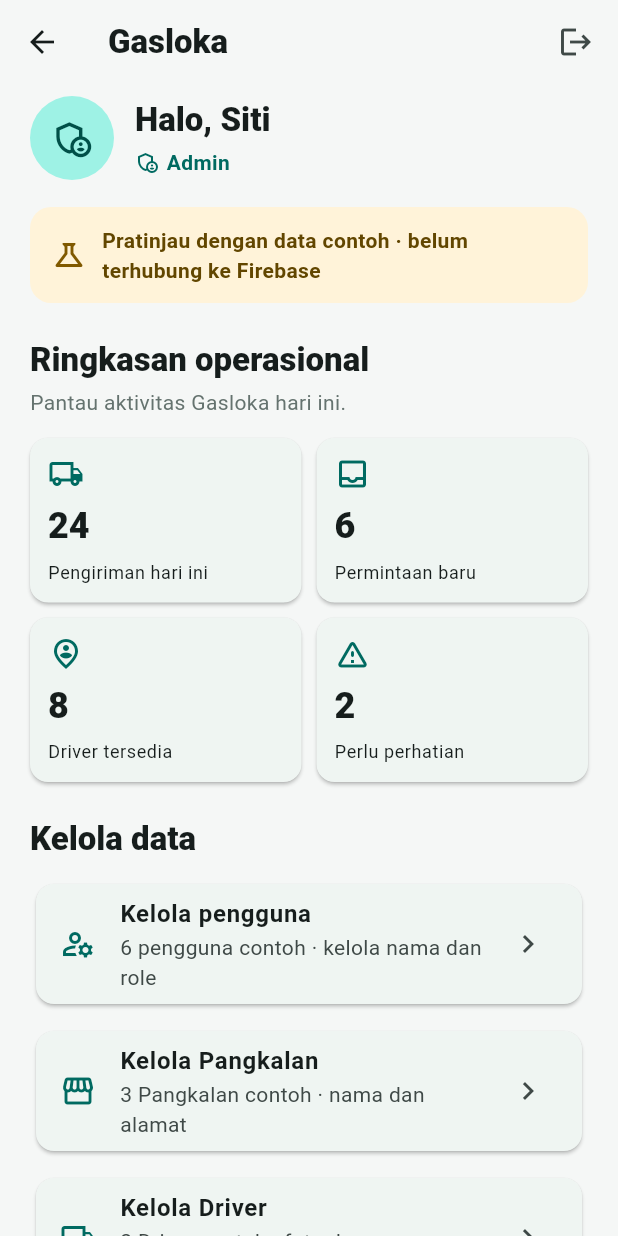
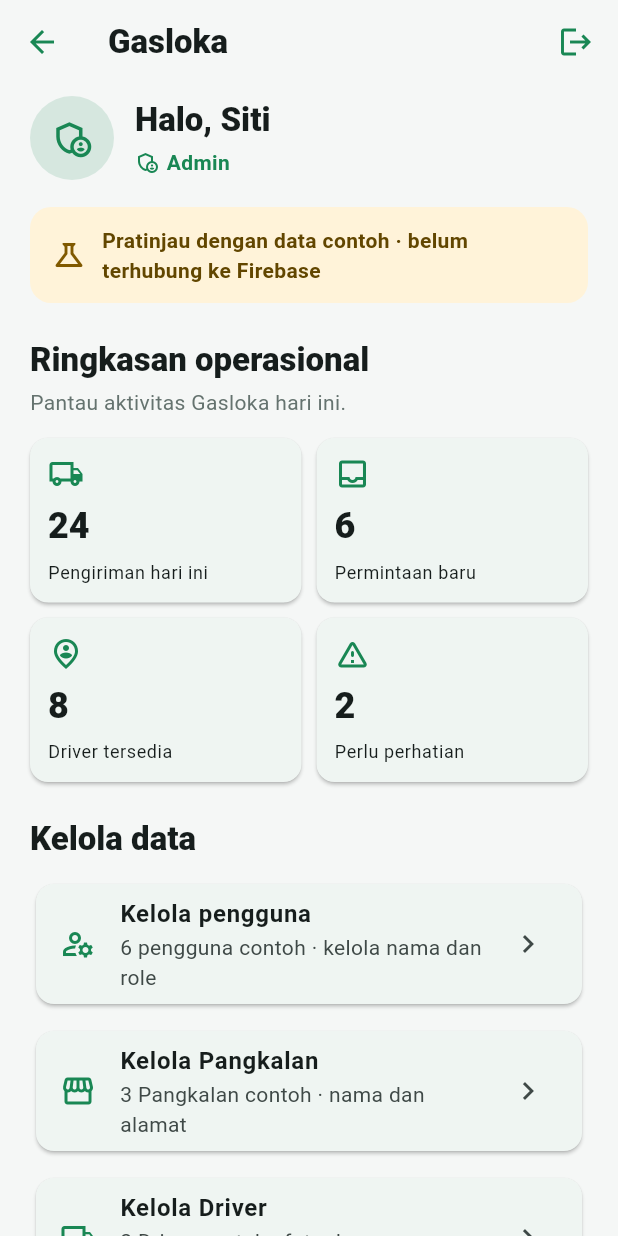
Before and after one commit to ryandevhouse/gasloka, a Flutter app: the DashboardScreen screen opened directly with sample values from the repository, on a phone screen of 412 x 824 dp. Run offline on Flutter 3.47's test engine with Material 3 defaults, Android fonts, the phone set to English and light mode, and no system bars; our stand-ins replace material_ui; accounts and stored records are empty.

Commit message:
Add role colors and dashboard entrance animations
Co-authored-by: Copilot <223556219+Copilot@users.noreply.github.com>

```diff
--- a/app/lib/models/app_user.dart
+++ b/app/lib/models/app_user.dart
@@ -9,6 +9,14 @@ extension UserRolePresentation on UserRole {
     UserRole.agen => 'Agen',
     UserRole.driver => 'Driver',
     UserRole.pangkalan => 'Pangkalan',
+  };
+
+  Color get accentColor => switch (this) {
+    UserRole.admin => const Color(0xFF198754),
+    UserRole.pengawas => const Color(0xFFA16207),
+    UserRole.agen => const Color(0xFF2563EB),
+    UserRole.driver => const Color(0xFF7E3AF2),
+    UserRole.pangkalan => const Color(0xFFC2410C),
   };
 
   IconData get icon => switch (this) {
--- a/app/lib/screens/dashboard_screen.dart
+++ b/app/lib/screens/dashboard_screen.dart
@@ -1,3 +1,5 @@
+import 'dart:async';
+
 import 'package:material_ui/material_ui.dart';
 
 import '../data/demo_data.dart';
@@ -24,7 +26,24 @@ class DashboardScreen extends StatelessWidget {
 
   @override
   Widget build(BuildContext context) {
-    return Scaffold(
+    final theme = Theme.of(context);
+    final accentColor = user.role.accentColor;
+    final colorScheme = theme.colorScheme.copyWith(
+      primary: accentColor,
+      onPrimary: Colors.white,
+      primaryContainer: accentColor.withValues(alpha: 0.14),
+      onPrimaryContainer: accentColor,
+    );
+
+    return Theme(
+      data: theme.copyWith(
+        colorScheme: colorScheme,
+        iconTheme: theme.iconTheme.copyWith(color: accentColor),
+        appBarTheme: theme.appBarTheme.copyWith(
+          iconTheme: IconThemeData(color: accentColor),
+        ),
+      ),
+      child: Scaffold(
         appBar: AppBar(
           title: const Text(
             'Gasloka',
@@ -42,9 +61,15 @@ class DashboardScreen extends StatelessWidget {
         body: ListView(
           padding: const EdgeInsets.fromLTRB(20, 8, 20, 32),
           children: [
-          _UserWelcome(user: user),
+            _DashboardEntrance(
+              delay: Duration.zero,
+              child: _UserWelcome(user: user),
+            ),
             const SizedBox(height: 18),
-          const _DemoBanner(),
+            _DashboardEntrance(
+              delay: const Duration(milliseconds: 80),
+              child: const _DemoBanner(),
+            ),
             const SizedBox(height: 24),
             _RoleDashboard(
               role: user.role,
@@ -54,6 +79,89 @@ class DashboardScreen extends StatelessWidget {
               onDeliveryUpdated: onDeliveryUpdated,
             ),
           ],
+        ),
+      ),
+    );
+  }
+}
+
+class _StaggeredDashboardColumn extends StatelessWidget {
+  const _StaggeredDashboardColumn({
+    required this.children,
+    this.crossAxisAlignment = CrossAxisAlignment.center,
+  });
+
+  final List<Widget> children;
+  final CrossAxisAlignment crossAxisAlignment;
+
+  @override
+  Widget build(BuildContext context) {
+    return Column(
+      crossAxisAlignment: crossAxisAlignment,
+      children: [
+        for (var index = 0; index < children.length; index++)
+          _DashboardEntrance(
+            key: ValueKey('dashboard-element-$index'),
+            delay: Duration(milliseconds: index * 65),
+            child: children[index],
+          ),
+      ],
+    );
+  }
+}
+
+class _DashboardEntrance extends StatefulWidget {
+  const _DashboardEntrance({
+    required this.child,
+    required this.delay,
+    super.key,
+  });
+
+  final Widget child;
+  final Duration delay;
+
+  @override
+  State<_DashboardEntrance> createState() => _DashboardEntranceState();
+}
+
+class _DashboardEntranceState extends State<_DashboardEntrance>
+    with SingleTickerProviderStateMixin {
+  late final AnimationController _controller;
+  Timer? _delayTimer;
+
+  @override
+  void initState() {
+    super.initState();
+    _controller = AnimationController(
+      vsync: this,
+      duration: const Duration(milliseconds: 480),
+    );
+    if (widget.delay == Duration.zero) {
+      _controller.forward();
+    } else {
+      _delayTimer = Timer(widget.delay, () {
+        if (mounted) _controller.forward();
+      });
+    }
+  }
+
+  @override
+  void dispose() {
+    _delayTimer?.cancel();
+    _controller.dispose();
+    super.dispose();
+  }
+
+  @override
+  Widget build(BuildContext context) {
+    return FadeTransition(
+      opacity: CurvedAnimation(parent: _controller, curve: Curves.easeOut),
+      child: SlideTransition(
+        position: Tween<Offset>(
+          begin: const Offset(0, 0.08),
+          end: Offset.zero,
+        ).animate(CurvedAnimation(parent: _controller, curve: Curves.easeOut)),
+        child: widget.child,
       ),
     );
   }
@@ -232,7 +340,7 @@ class _AdminDashboardState extends State<_AdminDashboard> {
 
   @override
   Widget build(BuildContext context) {
-    return Column(
+    return _StaggeredDashboardColumn(
       crossAxisAlignment: CrossAxisAlignment.start,
       children: [
         const _SectionHeading(
@@ -299,7 +407,7 @@ class _PengawasDashboard extends StatelessWidget {
 
   @override
   Widget build(BuildContext context) {
-    return Column(
+    return _StaggeredDashboardColumn(
       crossAxisAlignment: CrossAxisAlignment.start,
       children: [
         const _SectionHeading(
@@ -375,7 +483,7 @@ class _AgenDashboardState extends State<_AgenDashboard> {
 
   @override
   Widget build(BuildContext context) {
-    return Column(
+    return _StaggeredDashboardColumn(
       crossAxisAlignment: CrossAxisAlignment.start,
       children: [
         const _SectionHeading(
@@ -584,7 +692,7 @@ class _DriverDashboardState extends State<_DriverDashboard> {
         .where((delivery) => delivery.status == DeliveryStatus.menungguDriver)
         .length;
 
-    return Column(
+    return _StaggeredDashboardColumn(
       crossAxisAlignment: CrossAxisAlignment.start,
       children: [
         _DriverProfileCard(user: widget.user, driver: driverProfile),
@@ -792,7 +900,7 @@ class _PangkalanDashboard extends StatelessWidget {
 
   @override
   Widget build(BuildContext context) {
-    return Column(
+    return _StaggeredDashboardColumn(
       crossAxisAlignment: CrossAxisAlignment.start,
       children: [
         const _SectionHeading(
```
Also changed, not shown: 2 other files. Lines whose indentation alone changed are shown as unchanged.
